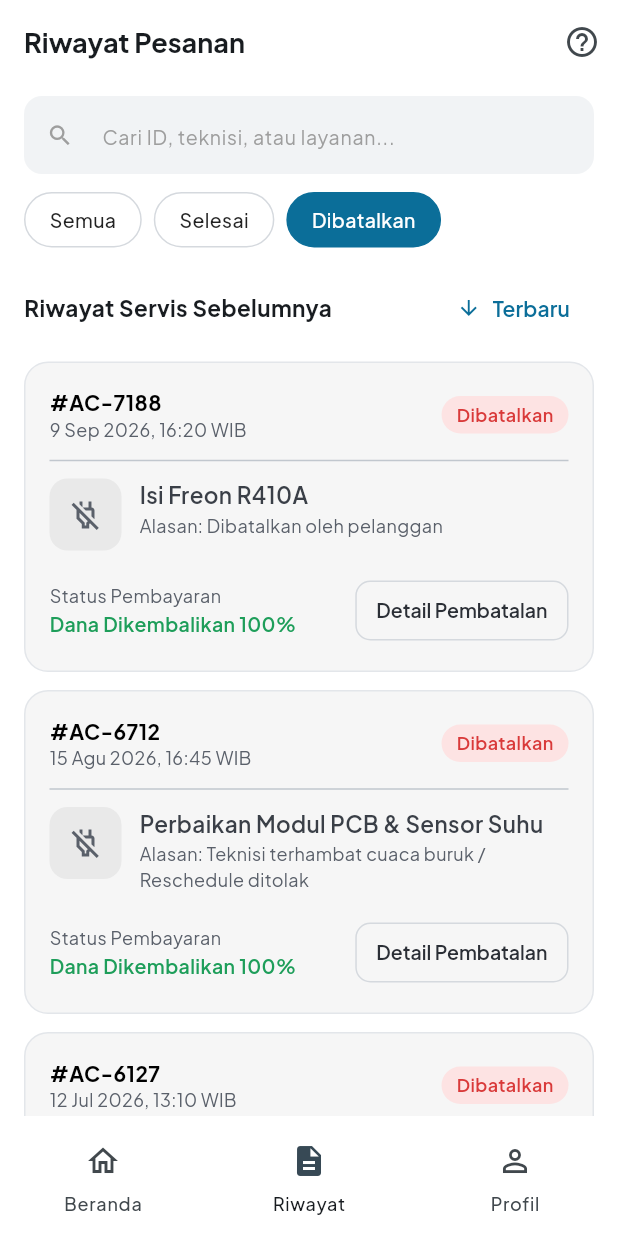
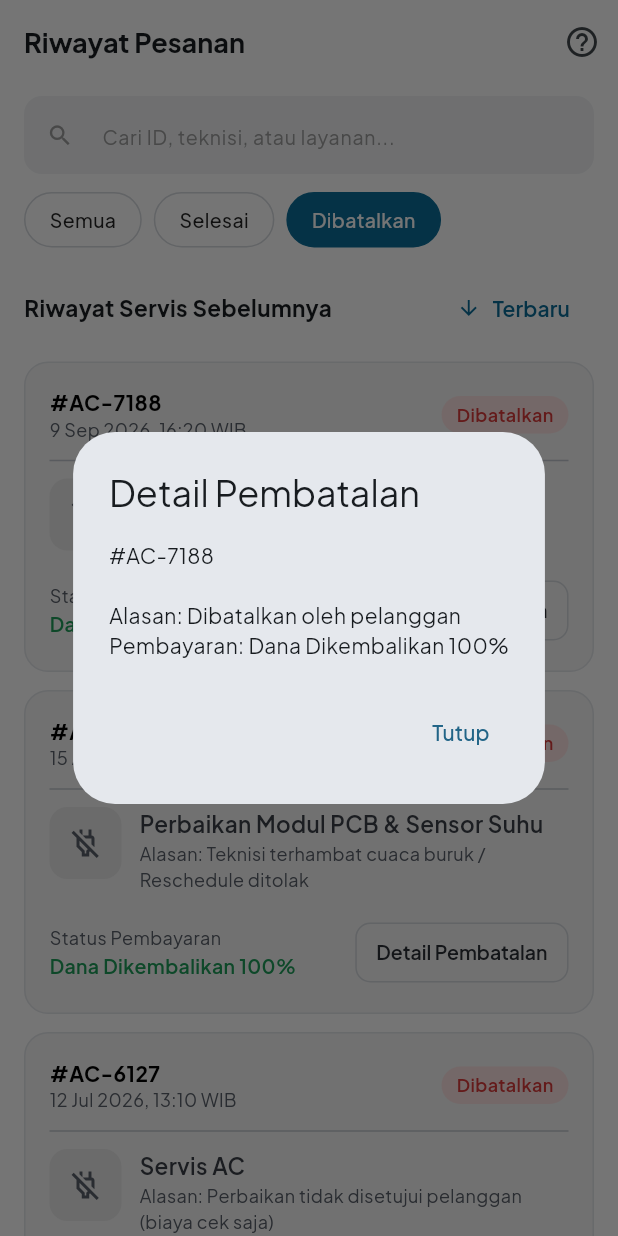
Before and after one commit to Vir7-dev/ACare, a Flutter app: the screen it shows after launch, after a tap on "Dibatalkan", after a tap on "Detail Pembatalan", on a phone screen of 412 x 824 dp. Run offline on Flutter 3.47's test engine with Material 3 defaults, Android fonts, the phone set to English and light mode, and no system bars; our stand-ins replace flutter_map, geocoding, geolocator, google_fonts, image_picker, latlong2 and 1 more.

Commit message:
perbarui halaman riwayat pesanan: ulasan, pesan lagi, detail pembatalan, dan bantuan
Co-Authored-By: Claude Sonnet 5.5 <noreply@anthropic.com>

```diff
--- a/mobile/lib/pages/riwayat_pesanan_page.dart
+++ b/mobile/lib/pages/riwayat_pesanan_page.dart
@@ -3,6 +3,7 @@ import 'package:flutter/material.dart';
 
 import '../models/pesanan.dart';
 import '../widgets/pesanan_card.dart';
+import 'pengaduan_page.dart';
 
 class RiwayatPesananPage extends StatefulWidget {
   const RiwayatPesananPage({super.key});
@@ -57,7 +58,12 @@ class _RiwayatPesananPageState extends State<RiwayatPesananPage> {
           style: TextStyle(fontWeight: FontWeight.w700, fontSize: 18),
         ),
         actions: [
-          IconButton(icon: const Icon(Icons.help_outline), onPressed: () {}),
+          IconButton(
+            icon: const Icon(Icons.help_outline),
+            onPressed: () => Navigator.of(context).push(
+              MaterialPageRoute(builder: (_) => const PengaduanPage()),
+            ),
+          ),
         ],
       ),
       body: Column(
@@ -164,33 +170,6 @@ class _RiwayatPesananPageState extends State<RiwayatPesananPage> {
           ),
         ],
       ),
-      bottomNavigationBar: NavigationBar(
-        backgroundColor: Colors.white,
-        indicatorColor: Colors.transparent,
-        surfaceTintColor: Colors.white,
-        // sisanya tetap
-        selectedIndex: 1,
-        onDestinationSelected: (_) {
-          // TODO: pindah tab (Beranda / Riwayat / Profil)
-        },
-        destinations: const [
-          NavigationDestination(
-            icon: Icon(Icons.home_outlined),
-            selectedIcon: Icon(Icons.home),
-            label: 'Beranda',
-          ),
-          NavigationDestination(
-            icon: Icon(Icons.description_outlined),
-            selectedIcon: Icon(Icons.description),
-            label: 'Riwayat',
-          ),
-          NavigationDestination(
-            icon: Icon(Icons.person_outline),
-            selectedIcon: Icon(Icons.person),
-            label: 'Profil',
-          ),
-        ],
-      ),
     );
   }
 }
--- a/mobile/lib/widgets/pesanan_card.dart
+++ b/mobile/lib/widgets/pesanan_card.dart
@@ -2,7 +2,10 @@ import 'package:flutter/material.dart';
 import 'package:google_fonts/google_fonts.dart';
 import 'package:intl/intl.dart';
 
+import '../models/layanan.dart';
 import '../models/pesanan.dart';
+import '../pages/beri_ulasan_page.dart';
+import '../pages/mencari_teknisi_page.dart';
 
 class PesananCard extends StatelessWidget {
   final Pesanan pesanan;
@@ -159,9 +162,11 @@ class PesananCard extends StatelessWidget {
                 Expanded(
                   child: OutlinedButton(
                     style: _outlineStyle,
-                    onPressed: () {
-                      // TODO: halaman Rating/Ulasan
-                    },
+                    onPressed: () => Navigator.of(context).push(
+                      MaterialPageRoute(
+                        builder: (_) => BeriUlasanPage(pesanan: pesanan),
+                      ),
+                    ),
                     child: const Text('Beri Ulasan'),
                   ),
                 ),
@@ -183,9 +188,16 @@ class PesananCard extends StatelessWidget {
                         borderRadius: BorderRadius.circular(10),
                       ),
                     ),
-                    onPressed: () {
-                      // TODO: halaman Memesan Layanan (Pesan Lagi)
-                    },
+                    onPressed: () => Navigator.of(context).push(
+                      MaterialPageRoute(
+                        builder: (_) => MencariTeknisiPage(
+                          layanan: daftarLayanan.firstWhere(
+                            (l) => pesanan.namaLayanan.contains(l.nama),
+                            orElse: () => daftarLayanan.first,
+                          ),
+                        ),
+                      ),
+                    ),
                     icon: const Icon(Icons.refresh, size: 18),
                     label: const Text('Pesan Lagi'),
                   ),
@@ -216,9 +228,23 @@ class PesananCard extends StatelessWidget {
                 ),
                 OutlinedButton(
                   style: _outlineStyle,
-                  onPressed: () {
-                    // TODO: halaman Detail Pembatalan
-                  },
+                  onPressed: () => showDialog<void>(
+                    context: context,
+                    builder: (_) => AlertDialog(
+                      title: const Text('Detail Pembatalan'),
+                      content: Text(
+                        '${pesanan.kode}\n\n'
+                        'Alasan: ${pesanan.alasanBatal ?? '-'}\n'
+                        'Pembayaran: ${pesanan.statusPembayaran ?? '-'}',
+                      ),
+                      actions: [
+                        TextButton(
+                          onPressed: () => Navigator.of(context).pop(),
+                          child: const Text('Tutup'),
+                        ),
+                      ],
+                    ),
+                  ),
                   child: const Text('Detail Pembatalan'),
                 ),
               ],
```
